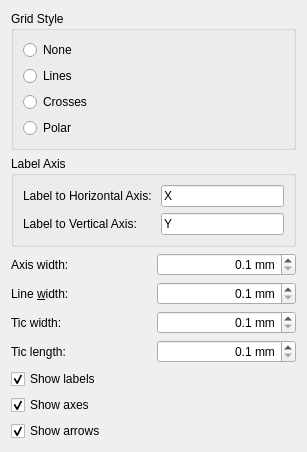
Before: the Qt Designer form kmplot/settingspagediagram.ui in KDE/kmplot, drawn with Qt 5.
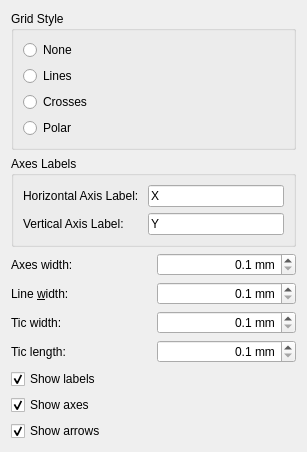
After: the same form once the commit is applied. Custom widgets are drawn as their Qt base class.

Commit message: better wording, as suggested by omas, hubnerd and pino

Patch:
```diff
--- a/kmplot/settingspagediagram.ui
+++ b/kmplot/settingspagediagram.ui
@@ -7,7 +7,7 @@
     <x>0</x>
     <y>0</y>
     <width>307</width>
-    <height>429</height>
+    <height>435</height>
    </rect>
   </property>
   <property name="windowTitle">
@@ -72,13 +72,13 @@
    <item row="1" column="0" colspan="2">
     <widget class="QGroupBox" name="groupBox">
      <property name="title">
-      <string>Label Axis</string>
+      <string>Axes Labels</string>
      </property>
      <layout class="QGridLayout" name="gridLayout">
       <item row="0" column="0">
        <widget class="QLabel" name="label">
         <property name="text">
-         <string>Label to Horizontal Axis: </string>
+         <string>Horizontal Axis Label: </string>
         </property>
        </widget>
       </item>
@@ -92,7 +92,7 @@
       <item row="1" column="0">
        <widget class="QLabel" name="label_2">
         <property name="text">
-         <string>Label to Vertical Axis:</string>
+         <string>Vertical Axis Label:</string>
         </property>
        </widget>
       </item>
@@ -109,7 +109,7 @@
    <item row="2" column="0">
     <widget class="QLabel" name="textLabel7">
      <property name="text">
-      <string>Axis width:</string>
+      <string>Axes width:</string>
      </property>
      <property name="buddy">
       <cstring>kcfg_AxesLineWidth</cstring>
```
